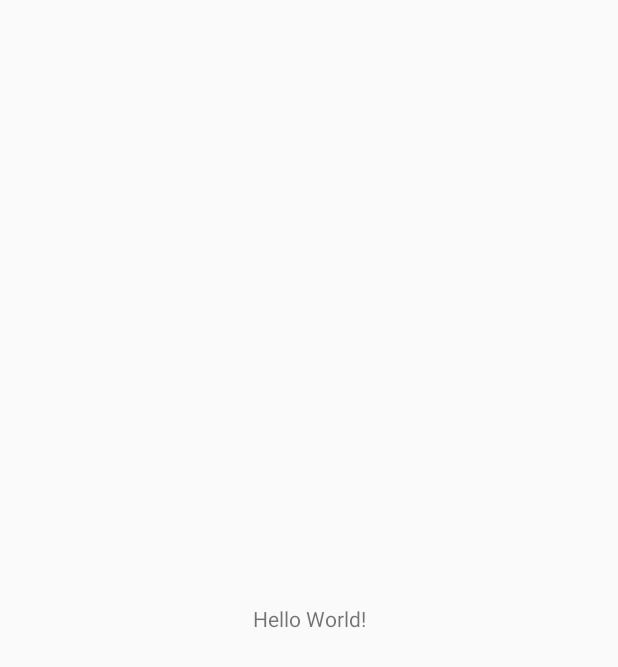
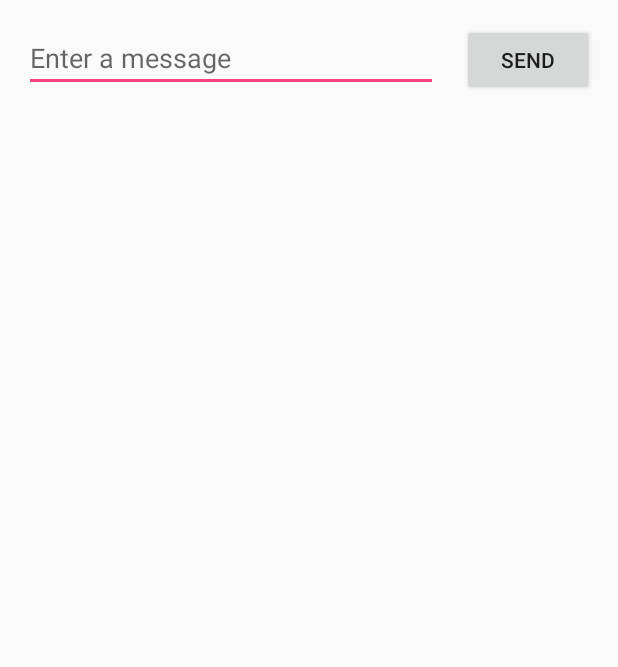
Before and after one commit to brunocmo/Learn-2-Invest, an Android app: the screen it shows after launch (MainActivity), on a phone screen of 412 x 824 dp. Before the commit the part shown is almost empty. Shown: the top 667 px of the screen. Run offline under Robolectric (Android 15) with nearby library versions, the phone set to English and light mode, and no system bars.

Commit message:
Aprendizado, android studio.

```diff
--- a/build.gradle
+++ b/build.gradle
@@ -7,7 +7,7 @@ buildscript {
         jcenter()
     }
     dependencies {
-        classpath 'com.android.tools.build:gradle:3.1.4'
+        classpath 'com.android.tools.build:gradle:3.2.1'
 
 
         // NOTE: Do not place your application dependencies here; they belong
--- a/telamain/src/main/res/layout/activity_main.xml
+++ b/telamain/src/main/res/layout/activity_main.xml
@@ -5,15 +5,26 @@
         xmlns:app="http://schemas.android.com/apk/res-auto"
         android:layout_width="match_parent"
         android:layout_height="match_parent"
-        tools:context=".MainActivity">
+        tools:context=".MainActivity" tools:layout_editor_absoluteY="25dp">
 
-    <TextView
+    <EditText
+            android:layout_width="0dp"
+            android:layout_height="wrap_content"
+            android:inputType="textPersonName"
+            android:ems="10"
+            android:id="@+id/editText2"
+            android:hint="@string/edit_messsage" app:layout_constraintStart_toStartOf="parent"
+            app:layout_constraintHorizontal_bias="0.5" app:layout_constraintEnd_toStartOf="@+id/button"
+            android:layout_marginLeft="16dp" android:layout_marginStart="16dp" app:layout_constraintTop_toTopOf="parent"
+            android:layout_marginTop="16dp"/>
+    <Button
+            android:text="@string/button_send"
             android:layout_width="wrap_content"
             android:layout_height="wrap_content"
-            android:text="Hello World!"
-            app:layout_constraintBottom_toBottomOf="parent"
-            app:layout_constraintLeft_toLeftOf="parent"
-            app:layout_constraintRight_toRightOf="parent"
-            app:layout_constraintTop_toTopOf="parent"/>
-
+            android:id="@+id/button"
+            app:layout_constraintStart_toEndOf="@+id/editText2"
+            android:layout_marginLeft="16dp" android:layout_marginStart="16dp"
+            app:layout_constraintBaseline_toBaselineOf="@+id/editText2" app:layout_constraintHorizontal_bias="0.5"
+            app:layout_constraintEnd_toEndOf="parent" android:layout_marginEnd="16dp"
+            android:layout_marginRight="16dp"/>
 </android.support.constraint.ConstraintLayout>
--- a/telamain/src/main/res/values/strings.xml
+++ b/telamain/src/main/res/values/strings.xml
@@ -1,3 +1,8 @@
 <resources>
     <string name="app_name">Telamain</string>
+    <string name="ola_mundo_aqui_esta_o_programa_inicial_sobre_investimentos">Ola mundo, aqui esta o programa inicial
+        sobre investimentos !!
+    </string>
+    <string name="edit_messsage">Enter a message</string>
+    <string name="button_send">Send</string>
 </resources>
```
